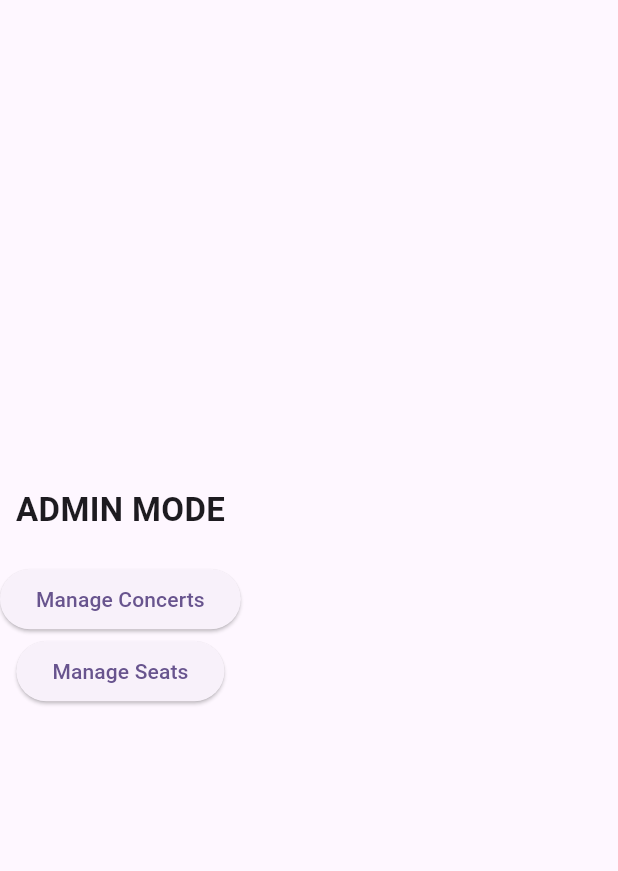
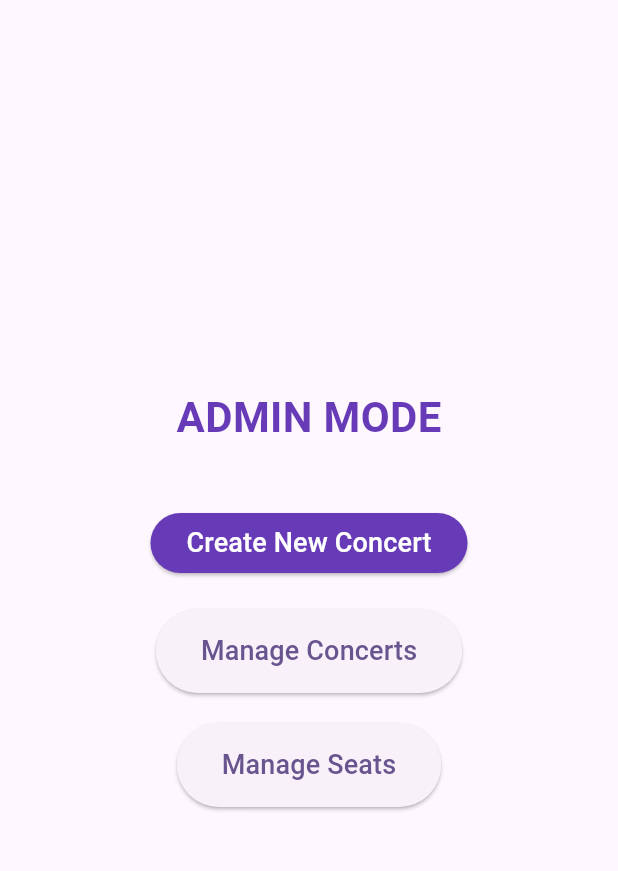
Before and after one commit to Bumchic/ProjectConcertBooker, a Flutter app: the screen it shows after launch, after a tap on the "person" icon, on a phone screen of 412 x 824 dp, the part 63-934 px from its top. Run offline on Flutter 3.47's test engine with Material 3 defaults, Android fonts, the phone set to English and light mode, and no system bars; network calls fail.

Commit message:
feat-Create Concert: Add Create Concert Feat

```diff
--- a/lib/screens/admin/admin_dashboard.dart
+++ b/lib/screens/admin/admin_dashboard.dart
@@ -1,3 +1,4 @@
+import './create_concert_screen.dart';
 import 'package:flutter/material.dart';
 
 class AdminDashboard extends StatelessWidget {
@@ -5,23 +6,57 @@ class AdminDashboard extends StatelessWidget {
 
   @override
   Widget build(BuildContext context) {
-    return Column(
+    return Center(
+      child: Padding(
+        padding: const EdgeInsets.all(20.0),
+        child: Column(
           mainAxisAlignment: MainAxisAlignment.center,
           children: [
             const Text(
               "ADMIN MODE",
-          style: TextStyle(fontSize: 22, fontWeight: FontWeight.bold),
+              style: TextStyle(fontSize: 28, fontWeight: FontWeight.bold, color: Colors.deepPurple),
+            ),
+            const SizedBox(height: 40),
+            ElevatedButton.icon(
+              onPressed: () {
+                Navigator.push(
+                  context,
+                  MaterialPageRoute(builder: (_) => const CreateConcertScreen()),
+                );
+              },
+              label: const Text("Create New Concert", style: TextStyle(fontSize: 18)),
+              style: ElevatedButton.styleFrom(
+                backgroundColor: Colors.deepPurple,
+                foregroundColor: Colors.white,
+              ),
             ),
             const SizedBox(height: 20),
-        ElevatedButton(
-          onPressed: () {},
-          child: const Text("Manage Concerts"),
+            ElevatedButton.icon(
+              onPressed: () {
+                ScaffoldMessenger.of(context).showSnackBar(
+                  const SnackBar(content: Text('Manage Concerts - Coming soon!')),
+                );
+              },
+              label: const Text("Manage Concerts", style: TextStyle(fontSize: 18)),
+              style: ElevatedButton.styleFrom(
+                padding: const EdgeInsets.symmetric(horizontal: 30, vertical: 15),
               ),
-        ElevatedButton(
-          onPressed: () {},
-          child: const Text("Manage Seats"),
+            ),
+            const SizedBox(height: 20),
+            ElevatedButton.icon(
+              onPressed: () {
+                ScaffoldMessenger.of(context).showSnackBar(
+                  const SnackBar(content: Text('Manage Seats - Coming soon!')),
+                );
+              },
+              label: const Text("Manage Seats", style: TextStyle(fontSize: 18)),
+              style: ElevatedButton.styleFrom(
+                padding: const EdgeInsets.symmetric(horizontal: 30, vertical: 15),
+              ),
             ),
           ],
+        ),
+      ),
     );
   }
 }
```
Also changed, not shown: lib/app_state.dart (+20 -2 lines), lib/screens/admin/create_concert_screen.dart (added, +163 -0 lines). Lines whose indentation alone changed are shown as unchanged.
